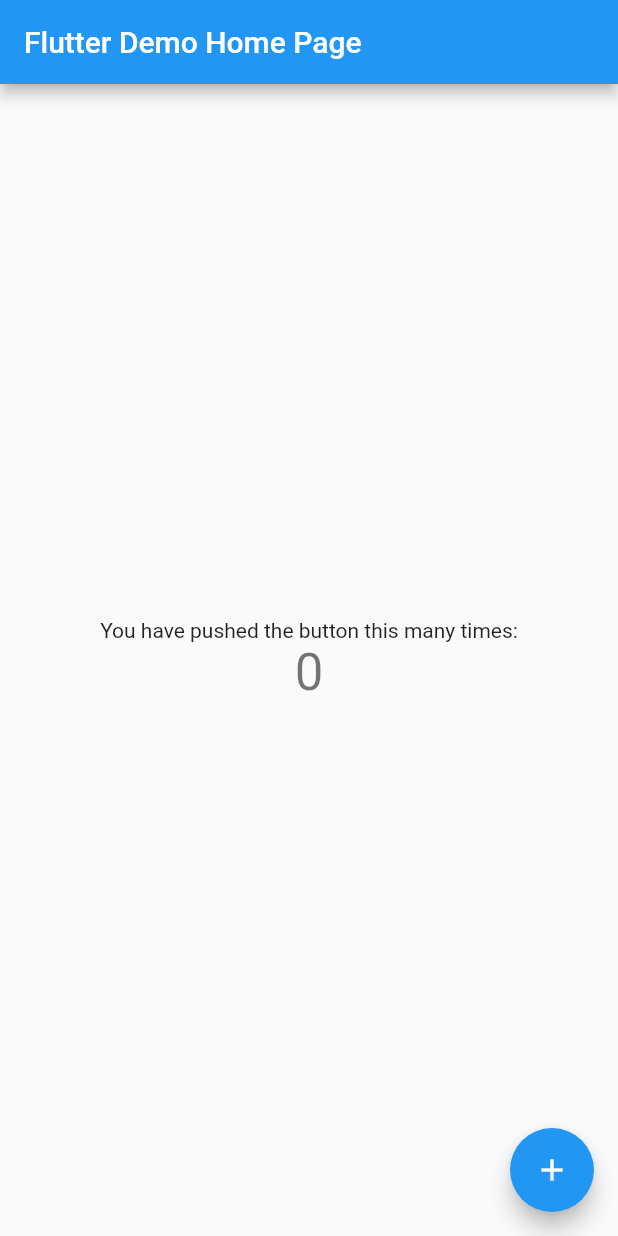
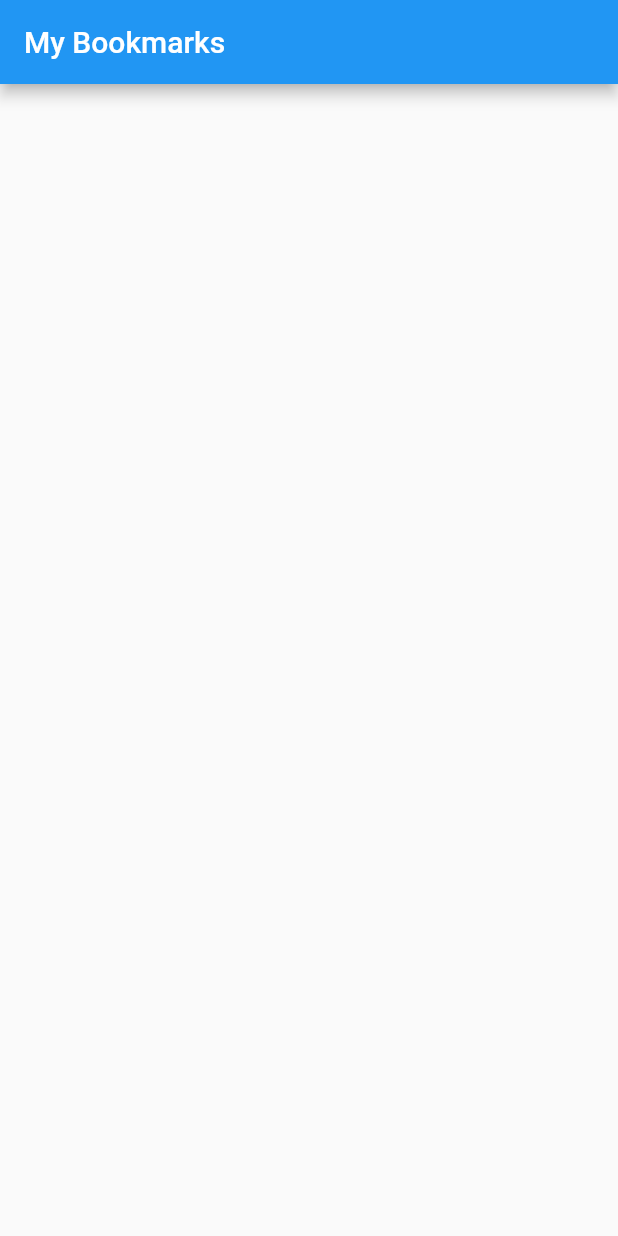
Before and after one commit to rohan20/flutter-course-caster, a Flutter app: the screen it shows after launch, on a phone screen of 412 x 824 dp. Run offline on Flutter 3.47's test engine with Material 2 defaults, Android fonts, the phone set to English and light mode, and no system bars.

Commit message:
end of lesson: intro to my bookmarks app

```diff
--- a/my_bookmarks/lib/main.dart
+++ b/my_bookmarks/lib/main.dart
@@ -1,111 +1,21 @@
 import 'package:flutter/material.dart';
 
-void main() => runApp(MyApp());
+void main() {
+  runApp(MyBookmarksApp());
+}
 
-class MyApp extends StatelessWidget {
-  // This widget is the root of your application.
+class MyBookmarksApp extends StatelessWidget {
   @override
   Widget build(BuildContext context) {
     return MaterialApp(
-      title: 'Flutter Demo',
-      theme: ThemeData(
-        // This is the theme of your application.
-        //
-        // Try running your application with "flutter run". You'll see the
-        // application has a blue toolbar. Then, without quitting the app, try
-        // changing the primarySwatch below to Colors.green and then invoke
-        // "hot reload" (press "r" in the console where you ran "flutter run",
-        // or simply save your changes to "hot reload" in a Flutter IDE).
-        // Notice that the counter didn't reset back to zero; the application
-        // is not restarted.
-        primarySwatch: Colors.blue,
+      home: Scaffold(
+        appBar: AppBar(
+          title: Text("My Bookmarks"),
+        ),
+        body: Container(
+
+        ),
       ),
-      home: MyHomePage(title: 'Flutter Demo Home Page'),
     );
   }
 }
-
-class MyHomePage extends StatefulWidget {
-  MyHomePage({Key key, this.title}) : super(key: key);
-
-  // This widget is the home page of your application. It is stateful, meaning
-  // that it has a State object (defined below) that contains fields that affect
-  // how it looks.
-
-  // This class is the configuration for the state. It holds the values (in this
-  // case the title) provided by the parent (in this case the App widget) and
-  // used by the build method of the State. Fields in a Widget subclass are
-  // always marked "final".
-
-  final String title;
-
-  @override
-  _MyHomePageState createState() => _MyHomePageState();
-}
-
-class _MyHomePageState extends State<MyHomePage> {
-  int _counter = 0;
-
-  void _incrementCounter() {
-    setState(() {
-      // This call to setState tells the Flutter framework that something has
-      // changed in this State, which causes it to rerun the build method below
-      // so that the display can reflect the updated values. If we changed
-      // _counter without calling setState(), then the build method would not be
-      // called again, and so nothing would appear to happen.
-      _counter++;
-    });
-  }
-
-  @override
-  Widget build(BuildContext context) {
-    // This method is rerun every time setState is called, for instance as done
-    // by the _incrementCounter method above.
-    //
-    // The Flutter framework has been optimized to make rerunning build methods
-    // fast, so that you can just rebuild anything that needs updating rather
-    // than having to individually change instances of widgets.
-    return Scaffold(
-      appBar: AppBar(
-        // Here we take the value from the MyHomePage object that was created by
-        // the App.build method, and use it to set our appbar title.
-        title: Text(widget.title),
-      ),
-      body: Center(
-        // Center is a layout widget. It takes a single child and positions it
-        // in the middle of the parent.
-        child: Column(
-          // Column is also a layout widget. It takes a list of children and
-          // arranges them vertically. By default, it sizes itself to fit its
-          // children horizontally, and tries to be as tall as its parent.
-          //
-          // Invoke "debug painting" (press "p" in the console, choose the
-          // "Toggle Debug Paint" action from the Flutter Inspector in Android
-          // Studio, or the "Toggle Debug Paint" command in Visual Studio Code)
-          // to see the wireframe for each widget.
-          //
-          // Column has various properties to control how it sizes itself and
-          // how it positions its children. Here we use mainAxisAlignment to
-          // center the children vertically; the main axis here is the vertical
-          // axis because Columns are vertical (the cross axis would be
-          // horizontal).
-          mainAxisAlignment: MainAxisAlignment.center,
-          children: <Widget>[
-            Text(
-              'You have pushed the button this many times:',
-            ),
-            Text(
-              '$_counter',
-              style: Theme.of(context).textTheme.display1,
-            ),
-          ],
-        ),
-      ),
-      floatingActionButton: FloatingActionButton(
-        onPressed: _incrementCounter,
-        tooltip: 'Increment',
-        child: Icon(Icons.add),
-      ), // This trailing comma makes auto-formatting nicer for build methods.
-    );
-  }
-}
```
Also changed, not shown: 1 other file.
